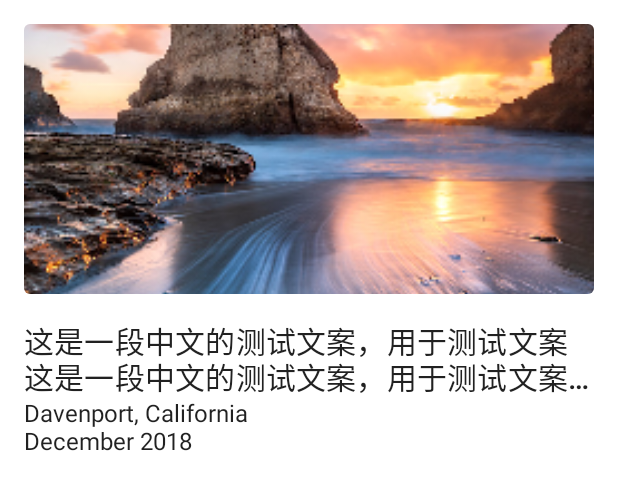
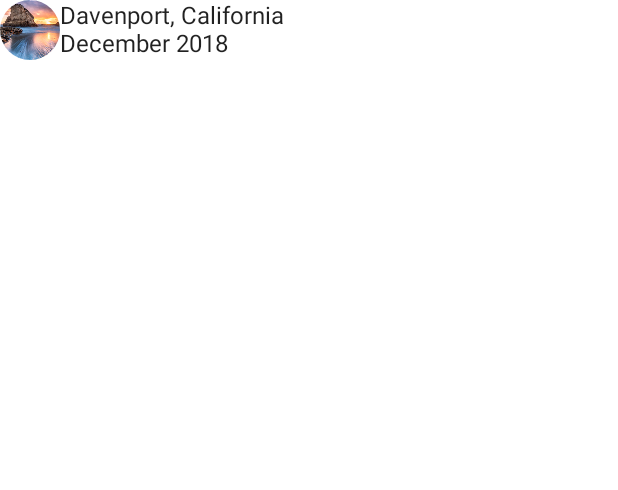
Before and after one commit to seanutf/composeApplication, an Android app built with Jetpack Compose: the @Preview function DefaultPreview, on a phone screen of 412 x 824 dp. Shown: the top 490 px of the screen. Run offline under Robolectric (Android 15) with nearby library versions, the phone set to English and light mode, and no system bars.

Commit message:
level1 commit

```diff
--- a/app/src/main/java/com/seanutf/android/compose/MainActivity.kt
+++ b/app/src/main/java/com/seanutf/android/compose/MainActivity.kt
@@ -10,6 +10,7 @@ import androidx.compose.material.MaterialTheme
 import androidx.compose.material.Surface
 import androidx.compose.material.Text
 import androidx.compose.runtime.Composable
+import androidx.compose.ui.Alignment
 import androidx.compose.ui.Modifier
 import androidx.compose.ui.draw.clip
 import androidx.compose.ui.layout.ContentScale
@@ -42,7 +43,22 @@ fun Greeting(name: String) {
 fun DefaultPreview() {
     ComposeApplicationTheme {
         //Greeting("Android")
-        NewsStory()
+        NewsStory1()
+    }
+}
+
+@Composable
+fun NewsStory1() {
+    Row(verticalAlignment = Alignment.CenterVertically) {
+        Image( painter = painterResource(R.drawable.header),
+            contentDescription = null,
+            modifier = Modifier.height(40.dp).width(40.dp).
+            clip(shape = RoundedCornerShape(20.dp)),
+            contentScale = ContentScale.Crop)
+        Column {
+            Text("Davenport, California")
+            Text("December 2018")
+        }
     }
 }
 
```
